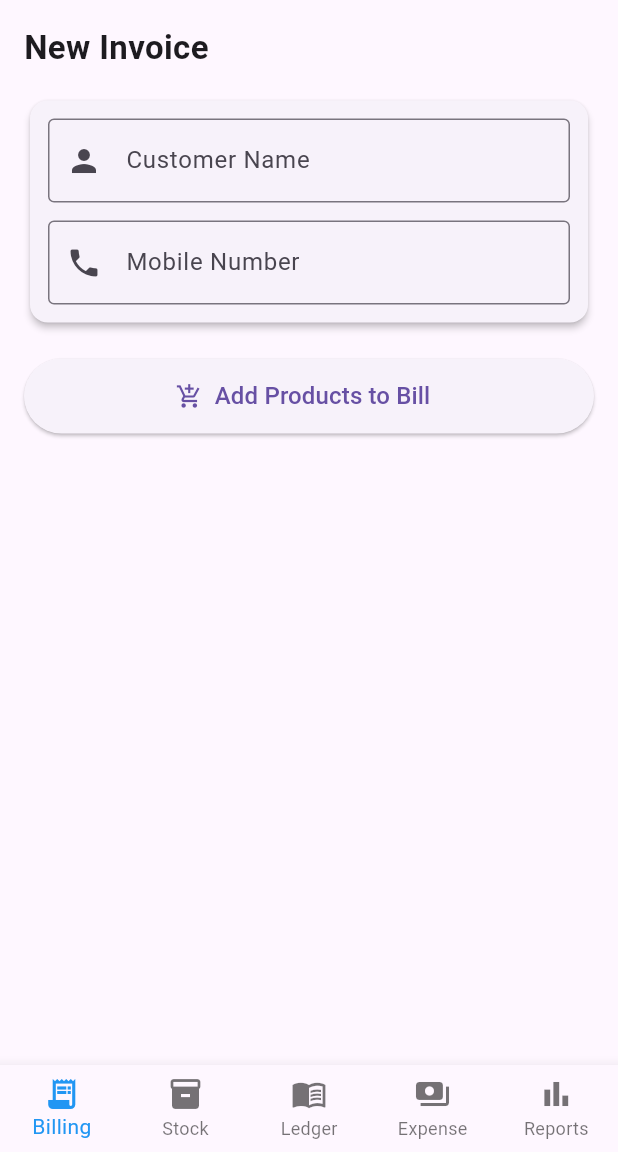
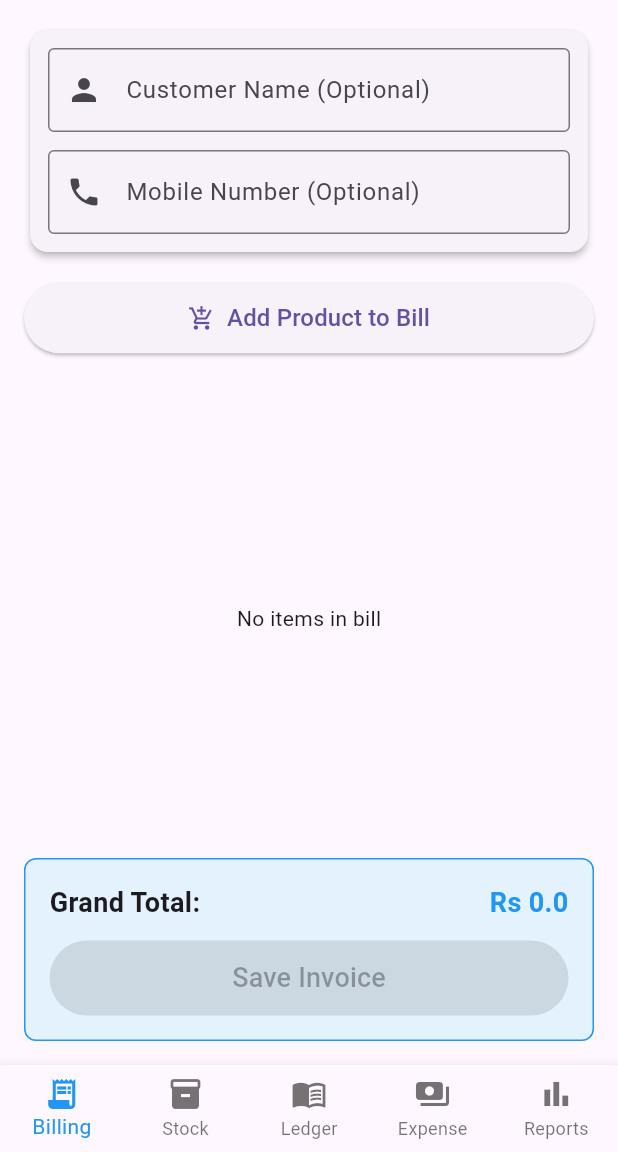
Before and after one commit to armanmirza5558-dot/Mirza-POS, a Flutter app: the screen it shows after launch, on a phone screen of 412 x 824 dp, the part 84-1236 px from its top. Run offline on Flutter 3.47's test engine with Material 3 defaults, Android fonts, the phone set to English and light mode, and no system bars; our stand-ins replace sqflite; accounts and stored records are empty.

Commit message:
Update main.dart

```diff
--- a/lib/main.dart
+++ b/lib/main.dart
@@ -1,6 +1,7 @@
 import 'package:flutter/material.dart';
 import 'database/db_helper.dart';
 import 'screens/stock_screen.dart';
+import 'models/product.dart';
 
 void main() async {
   WidgetsFlutterBinding.ensureInitialized();
@@ -35,10 +36,9 @@ class HomePage extends StatefulWidget {
 class _HomePageState extends State<HomePage> {
   int _selectedIndex = 0;
 
-  // Stock screen ab add ho gayi hai
   static const List<Widget> _pages = <Widget>[
     BillingScreen(),
-    StockScreen(), // <--- Yeh add kiya
+    StockScreen(),
     Center(child: Text('Ledger - Coming Soon')),
     Center(child: Text('Expense - Coming Soon')),
     Center(child: Text('Reports - Coming Soon')),
@@ -74,6 +74,7 @@ class _HomePageState extends State<HomePage> {
   }
 }
 
+// ---------------- BILLING SCREEN ----------------
 class BillingScreen extends StatefulWidget {
   const BillingScreen({super.key});
 
@@ -85,6 +86,94 @@ class _BillingScreenState extends State<BillingScreen> {
   final _customerNameController = TextEditingController();
   final _customerPhoneController = TextEditingController();
 
+  // Bill items store karne ke liye
+  List<Map<String, dynamic>> _cartItems = [];
+  List<Product> _availableProducts = [];
+
+  double _grandTotal = 0.0;
+
+  @override
+  void initState() {
+    super.initState();
+    _loadProductsForBilling();
+  }
+
+  void _loadProductsForBilling() async {
+    final products = await DBHelper.getProducts();
+    setState(() {
+      _availableProducts = products;
+    });
+  }
+
+  void _addProductToCart(Product product) {
+    setState(() {
+      // Check if product already in cart
+      int index = _cartItems.indexWhere((item) => item['product'].id == product.id);
+      if (index >= 0) {
+        _cartItems[index]['qty'] += 1;
+      } else {
+        _cartItems.add({
+          'product': product,
+          'qty': 1,
+        });
+      }
+      _calculateTotal();
+    });
+  }
+
+  void _calculateTotal() {
+    double total = 0;
+    for (var item in _cartItems) {
+      total += (item['product'].salePrice * item['qty']);
+    }
+    setState(() {
+      _grandTotal = total;
+    });
+  }
+
+  void _showProductSelectionDialog() {
+    showModalBottomSheet(
+      context: context,
+      builder: (context) {
+        return Container(
+          height: 400,
+          padding: const EdgeInsets.all(16),
+          child: Column(
+            crossAxisAlignment: CrossAxisAlignment.start,
+            children: [
+              const Text('Select Product', style: TextStyle(fontSize: 18, fontWeight: FontWeight.bold)),
+              const Divider(),
+              Expanded(
+                child: _availableProducts.isEmpty
+                    ? const Center(child: Text('No products available. Add stock first.'))
+                    : ListView.builder(
+                        itemCount: _availableProducts.length,
+                        itemBuilder: (context, index) {
+                          final p = _availableProducts[index];
+                          return ListTile(
+                            title: Text(p.name),
+                            subtitle: Text('Price: Rs ${p.salePrice} | Stock: ${p.stockQty}'),
+                            onTap: () {
+                              if (p.stockQty > 0) {
+                                _addProductToCart(p);
+                                Navigator.pop(context);
+                              } else {
+                                ScaffoldMessenger.of(context).showSnackBar(
+                                  const SnackBar(content: Text('Out of stock!')),
+                                );
+                              }
+                            },
+                          );
+                        },
+                      ),
+              ),
+            ],
+          ),
+        );
+      },
+    );
+  }
+
   @override
   Widget build(BuildContext context) {
     return Padding(
@@ -92,11 +181,7 @@ class _BillingScreenState extends State<BillingScreen> {
       child: Column(
         crossAxisAlignment: CrossAxisAlignment.start,
         children: [
-          const Text(
-            'New Invoice',
-            style: TextStyle(fontSize: 22, fontWeight: FontWeight.bold),
-          ),
-          const SizedBox(height: 16),
+          // Customer Details Form
           Card(
             elevation: 2,
             child: Padding(
@@ -106,7 +191,7 @@ class _BillingScreenState extends State<BillingScreen> {
                   TextField(
                     controller: _customerNameController,
                     decoration: const InputDecoration(
-                      labelText: 'Customer Name',
+                      labelText: 'Customer Name (Optional)',
                       prefixIcon: Icon(Icons.person),
                       border: OutlineInputBorder(),
                     ),
@@ -116,7 +201,7 @@ class _BillingScreenState extends State<BillingScreen> {
                     controller: _customerPhoneController,
                     keyboardType: TextInputType.phone,
                     decoration: const InputDecoration(
-                      labelText: 'Mobile Number',
+                      labelText: 'Mobile Number (Optional)',
                       prefixIcon: Icon(Icons.phone),
                       border: OutlineInputBorder(),
                     ),
@@ -125,18 +210,81 @@ class _BillingScreenState extends State<BillingScreen> {
               ),
             ),
           ),
-          const SizedBox(height: 20),
+
+          const SizedBox(height: 16),
+
+          // Add Product Button
           SizedBox(
             width: double.infinity,
-            height: 50,
             child: ElevatedButton.icon(
-              onPressed: () {
-                 ScaffoldMessenger.of(context).showSnackBar(
-                  const SnackBar(content: Text('Next: Billing items selection')),
-                );
-              },
+              onPressed: _showProductSelectionDialog,
               icon: const Icon(Icons.add_shopping_cart),
-              label: const Text('Add Products to Bill', style: TextStyle(fontSize: 16)),
+              label: const Text('Add Product to Bill', style: TextStyle(fontSize: 16)),
+              style: ElevatedButton.styleFrom(
+                padding: const EdgeInsets.symmetric(vertical: 12),
+              ),
+            ),
+          ),
+
+          const SizedBox(height: 16),
+
+          // Cart Items List
+          Expanded(
+            child: _cartItems.isEmpty
+                ? const Center(child: Text('No items in bill'))
+                : ListView.builder(
+                    itemCount: _cartItems.length,
+                    itemBuilder: (context, index) {
+                      final item = _cartItems[index];
+                      final p = item['product'] as Product;
+                      final qty = item['qty'] as int;
+                      return Card(
+                        child: ListTile(
+                          title: Text(p.name),
+                          subtitle: Text('Qty: $qty x Rs ${p.salePrice}'),
+                          trailing: Text(
+                            'Rs ${p.salePrice * qty}',
+                            style: const TextStyle(fontWeight: FontWeight.bold, fontSize: 16),
+                          ),
+                        ),
+                      );
+                    },
+                  ),
+          ),
+
+          // Grand Total & Save Button
+          Container(
+            padding: const EdgeInsets.all(16),
+            decoration: BoxDecoration(
+              color: Colors.blue.shade50,
+              borderRadius: BorderRadius.circular(8),
+              border: Border.all(color: Colors.blue),
+            ),
+            child: Column(
+              children: [
+                Row(
+                  mainAxisAlignment: MainAxisAlignment.spaceBetween,
+                  children: [
+                    const Text('Grand Total:', style: TextStyle(fontSize: 18, fontWeight: FontWeight.bold)),
+                    Text('Rs $_grandTotal', style: const TextStyle(fontSize: 18, fontWeight: FontWeight.bold, color: Colors.blue)),
+                  ],
+                ),
+                const SizedBox(height: 12),
+                SizedBox(
+                  width: double.infinity,
+                  child: ElevatedButton(
+                    onPressed: _cartItems.isEmpty ? null : () {
+                      ScaffoldMessenger.of(context).showSnackBar(
+                        const SnackBar(content: Text('Invoice Save ka function agla step hai!')),
+                      );
+                    },
+                    child: const Padding(
+                      padding: EdgeInsets.all(12.0),
+                      child: Text('Save Invoice', style: TextStyle(fontSize: 18)),
+                    ),
+                  ),
+                ),
+              ],
             ),
           ),
         ],
```
